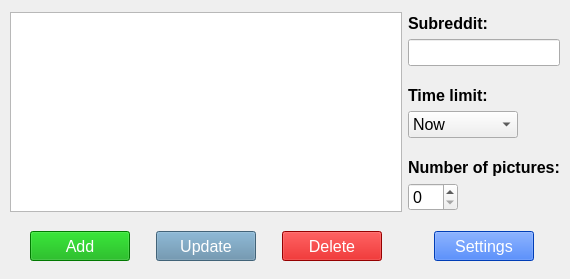
First picture: the form in resources/mainwindow.ui, repository CGodiksen/reddit-background-changer, before the edit.
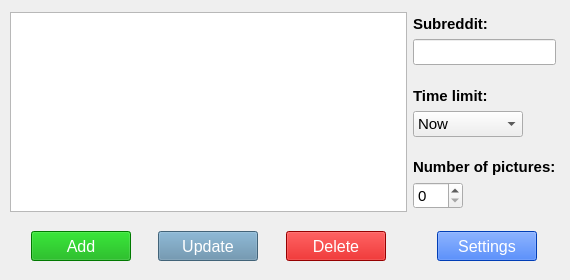
Second picture: the form after the edit.

Commit message: Made some cosmetic changes to the settings dialog window. Also connected the settings button with opening the settings dialog window.

```diff
--- a/resources/mainwindow.ui
+++ b/resources/mainwindow.ui
@@ -7,7 +7,7 @@
     <x>0</x>
     <y>0</y>
     <width>570</width>
-    <height>279</height>
+    <height>280</height>
    </rect>
   </property>
   <property name="windowTitle">
@@ -206,7 +206,7 @@
           <widget class="QLabel" name="label">
            <property name="font">
             <font>
-             <pointsize>12</pointsize>
+             <pointsize>11</pointsize>
              <weight>75</weight>
              <bold>true</bold>
             </font>
@@ -220,7 +220,7 @@
           <widget class="QLineEdit" name="subredditEdit">
            <property name="font">
             <font>
-             <pointsize>12</pointsize>
+             <pointsize>11</pointsize>
             </font>
            </property>
           </widget>
@@ -242,7 +242,7 @@
           <widget class="QLabel" name="label_2">
            <property name="font">
             <font>
-             <pointsize>12</pointsize>
+             <pointsize>11</pointsize>
              <weight>75</weight>
              <bold>true</bold>
             </font>
@@ -262,7 +262,7 @@
            </property>
            <property name="font">
             <font>
-             <pointsize>12</pointsize>
+             <pointsize>11</pointsize>
             </font>
            </property>
            <item>
@@ -314,7 +314,7 @@
           <widget class="QLabel" name="label_3">
            <property name="font">
             <font>
-             <pointsize>12</pointsize>
+             <pointsize>11</pointsize>
              <weight>75</weight>
              <bold>true</bold>
             </font>
@@ -334,7 +334,7 @@
            </property>
            <property name="font">
             <font>
-             <pointsize>12</pointsize>
+             <pointsize>11</pointsize>
             </font>
            </property>
            <property name="maximum">
```
The commit also changes 3 other files.
